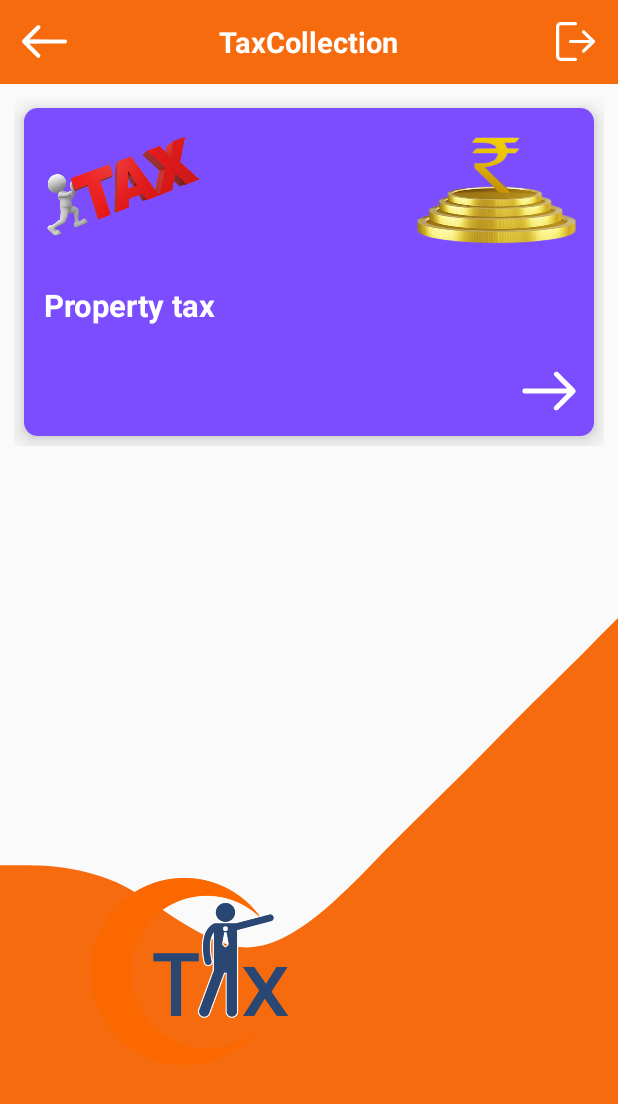
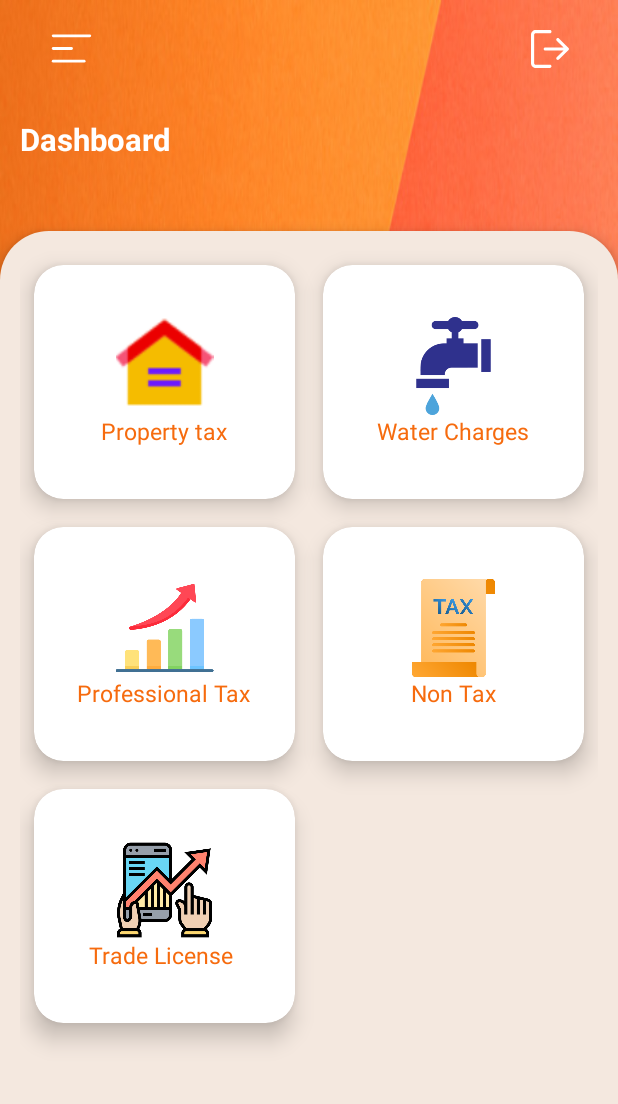
Before and after one commit to TNRDANDROID/TaxCollection, an Android app: the DashboardActivity screen opened directly, with no data from a screen before it, on a phone screen of 412 x 824 dp. Shown: the top 1104 px of the screen. Run offline under Robolectric (Android 15) with nearby library versions, the phone set to English and light mode, and no system bars; our stand-ins replace sdp/ssp sizes.

Commit message:
dash board  design changes

```diff
--- a/app/src/main/java/com/nic/taxcollection/Activity/DashboardActivity.java
+++ b/app/src/main/java/com/nic/taxcollection/Activity/DashboardActivity.java
@@ -12,7 +12,9 @@ import androidx.databinding.DataBindingUtil;
 import androidx.recyclerview.widget.DefaultItemAnimator;
 import androidx.recyclerview.widget.GridLayoutManager;
 import androidx.recyclerview.widget.LinearLayoutManager;
+import androidx.recyclerview.widget.PagerSnapHelper;
 import androidx.recyclerview.widget.RecyclerView;
+import androidx.recyclerview.widget.SnapHelper;
 
 import com.android.volley.VolleyError;
 import com.nic.taxcollection.Adapter.TaxCollectionAdapter;
@@ -47,6 +49,7 @@ public class DashboardActivity extends AppCompatActivity implements Api.ServerRe
     ArrayList<Tax> taxList;
     TaxCollectionAdapter taxCollectionAdapter;
     RecyclerView recyclerView;
+    SnapHelper snapHelper;
 
     @Override
     protected void onCreate(Bundle savedInstanceState) {
@@ -63,9 +66,11 @@ public class DashboardActivity extends AppCompatActivity implements Api.ServerRe
         }
 
         recyclerView=findViewById(R.id.recycler);
-//        RecyclerView.LayoutManager mLayoutManager = new GridLayoutManager(getApplicationContext(),1);
-//        recyclerView.setLayoutManager(mLayoutManager);
-        recyclerView.setLayoutManager(new LinearLayoutManager(this,LinearLayoutManager.HORIZONTAL, false));
+        RecyclerView.LayoutManager mLayoutManager = new GridLayoutManager(getApplicationContext(),2);
+        recyclerView.setLayoutManager(mLayoutManager);
+        //recyclerView.setLayoutManager(new LinearLayoutManager(this,LinearLayoutManager.HORIZONTAL, false));
+        //snapHelper = new PagerSnapHelper();
+        //snapHelper.attachToRecyclerView(recyclerView);
         recyclerView.setItemAnimator(new DefaultItemAnimator());
         recyclerView.setHasFixedSize(true);
         recyclerView.setNestedScrollingEnabled(false);
@@ -74,7 +79,7 @@ public class DashboardActivity extends AppCompatActivity implements Api.ServerRe
 //        getTaxCollection();
 
         JSONObject jsonObject = new JSONObject();
-        String json = "{\"STATUS\":\"OK\",\"RESPONSE\":\"OK\",\"JSON_DATA\":[{\"id\":1,\"tax\":\"Property tax\"},{\"id\":2,\"tax\":\"Water tax\"},{\"id\":3,\"tax\":\"Sales tax\"},{\"id\":4,\"tax\":\"Income tax\"},{\"id\":5,\"tax\":\"non tax\"}]}";
+        String json = "{\"STATUS\":\"OK\",\"RESPONSE\":\"OK\",\"JSON_DATA\":[{\"id\":1,\"tax\":\"Property tax\"},{\"id\":2,\"tax\":\"Water Charges\"},{\"id\":3,\"tax\":\"Professional Tax\"},{\"id\":4,\"tax\":\"Non Tax\"},{\"id\":5,\"tax\":\"Trade License \"}]}";
         try {  jsonObject = new JSONObject(json); } catch (Throwable t) {
             Log.e("My App", "Could not parse malformed JSON: \"" + json + "\""); }
 
@@ -183,8 +188,14 @@ public class DashboardActivity extends AppCompatActivity implements Api.ServerRe
             dbData.open();
             taxList.addAll(dbData.get_tax_type());
             Log.d("Size",""+taxList.size());
+            ArrayList<Integer> taxImageList = new ArrayList<>();
+            taxImageList.add(R.drawable.property_tax);
+            taxImageList.add(R.drawable.water_tax);
+            taxImageList.add(R.drawable.professional_tax);
+            taxImageList.add(R.drawable.non_tax);
+            taxImageList.add(R.drawable.trade_licence_tax);
 
-            taxCollectionAdapter = new TaxCollectionAdapter(DashboardActivity.this,taxList);
+            taxCollectionAdapter = new TaxCollectionAdapter(DashboardActivity.this,taxList,taxImageList);
             recyclerView.setAdapter(taxCollectionAdapter);
         }
     }
--- a/app/src/main/java/com/nic/taxcollection/Adapter/TaxCollectionAdapter.java
+++ b/app/src/main/java/com/nic/taxcollection/Adapter/TaxCollectionAdapter.java
@@ -2,9 +2,11 @@ package com.nic.taxcollection.Adapter;
 
 
 import android.app.Activity;
+import android.media.Image;
 import android.view.LayoutInflater;
 import android.view.View;
 import android.view.ViewGroup;
+import android.widget.ImageView;
 import android.widget.RelativeLayout;
 import android.widget.TextView;
 import androidx.recyclerview.widget.RecyclerView;
@@ -17,12 +19,14 @@ import java.util.ArrayList;
 public class TaxCollectionAdapter extends RecyclerView.Adapter<TaxCollectionAdapter.SummaryViewHolder>{
     private Activity activity;
     private ArrayList<Tax> taxArrayList;
+    private ArrayList<Integer> taxImageList;
     LayoutInflater mInflater;
 
 
-    public TaxCollectionAdapter( Activity activity, ArrayList<Tax> taxArrayList) {
+    public TaxCollectionAdapter( Activity activity, ArrayList<Tax> taxArrayList,ArrayList<Integer> taxImageList) {
         this.activity=activity;
         this.taxArrayList=taxArrayList;
+        this.taxImageList=taxImageList;
         mInflater = LayoutInflater.from(activity);
     }
     @Override
@@ -30,7 +34,7 @@ public class TaxCollectionAdapter extends RecyclerView.Adapter<TaxCollectionAdap
         LayoutInflater mInflater = LayoutInflater.from(viewGroup.getContext());
 
         ViewGroup mainGroup = (ViewGroup) mInflater.inflate(
-                R.layout.tax_item_view, viewGroup, false);
+                R.layout.new_tax_item_view, viewGroup, false);
         SummaryViewHolder mainHolder = new SummaryViewHolder(mainGroup) {
             @Override
             public String toString() {
@@ -43,13 +47,15 @@ public class TaxCollectionAdapter extends RecyclerView.Adapter<TaxCollectionAdap
     public void onBindViewHolder(final SummaryViewHolder holder,final int position) {
 
         try {
-            if(position%2==0){
+           /* if(position%2==0){
                 holder.tax_layout.setBackground(activity.getResources().getDrawable(R.drawable.cerclebackgroundpurple));
-            }else  {
+            }
+            else  {
                 holder.tax_layout.setBackground(activity.getResources().getDrawable(R.drawable.cerclebackgroundyello));
 
-            }
+            }*/
             holder.name.setText(taxArrayList.get(position).getTaxName());
+            holder.tax_img.setImageResource(taxImageList.get(position));
 
 
         } catch (Exception exp){
@@ -65,11 +71,13 @@ public class TaxCollectionAdapter extends RecyclerView.Adapter<TaxCollectionAdap
     }
     class SummaryViewHolder extends RecyclerView.ViewHolder {
         TextView name;
+        ImageView tax_img;
         RelativeLayout tax_layout;
 
         SummaryViewHolder(View view) {
             super(view);
             name=(TextView)view.findViewById(R.id.taxName);
+            tax_img=(ImageView)view.findViewById(R.id.tax_img);
             tax_layout=(RelativeLayout)view.findViewById(R.id.tax_layout);
 
         }
--- /dev/null
+++ b/app/src/main/res/drawable/dash_board_bg1.xml
@@ -0,0 +1,6 @@
+<?xml version="1.0" encoding="utf-8"?>
+<shape android:shape="rectangle" xmlns:android="http://schemas.android.com/apk/res/android">
+
+    <gradient android:startColor="@color/colorPrimary"
+        android:endColor="@color/colorPrimaryDark"/>
+</shape>
--- /dev/null
+++ b/app/src/main/res/drawable/ic_menu_icon.xml
@@ -0,0 +1,15 @@
+<vector xmlns:android="http://schemas.android.com/apk/res/android"
+    android:width="30dp"
+    android:height="30dp"
+    android:viewportWidth="32"
+    android:viewportHeight="32">
+  <path
+      android:fillColor="#FF000000"
+      android:pathData="M29,6H3A1,1 0,0 0,3 8H29a1,1 0,0 0,0 -2Z"/>
+  <path
+      android:fillColor="#FF000000"
+      android:pathData="M3,17H16a1,1 0,0 0,0 -2H3a1,1 0,0 0,0 2Z"/>
+  <path
+      android:fillColor="#FF000000"
+      android:pathData="M25,24H3a1,1 0,0 0,0 2H25a1,1 0,0 0,0 -2Z"/>
+</vector>
--- /dev/null
+++ b/app/src/main/res/drawable/top_curved_dashboard_backgrond_bg.xml
@@ -0,0 +1,8 @@
+<?xml version="1.0" encoding="utf-8"?>
+<shape android:shape="rectangle" xmlns:android="http://schemas.android.com/apk/res/android">
+
+    <corners android:topLeftRadius="@dimen/_25sdp"
+        android:topRightRadius="@dimen/_25sdp"/>
+    <solid android:color="#F4E8DF"/>
+
+</shape>
--- a/app/src/main/res/layout/dashboard.xml
+++ b/app/src/main/res/layout/dashboard.xml
@@ -1,13 +1,15 @@
 <?xml version="1.0" encoding="utf-8"?>
 <RelativeLayout
-    xmlns:android="http://schemas.android.com/apk/res/android"
-    xmlns:app="http://schemas.android.com/apk/res-auto"
-        android:id="@+id/activity_main"
+        xmlns:android="http://schemas.android.com/apk/res/android"
+        xmlns:app="http://schemas.android.com/apk/res-auto"
+    xmlns:tools="http://schemas.android.com/tools"
+    android:id="@+id/activity_main"
         android:layout_width="match_parent"
         android:layout_height="match_parent"
+        android:background="@drawable/dash_board_bg"
         >
 
-        <RelativeLayout
+      <!--  <RelativeLayout
             android:background="@android:color/transparent"
             android:id="@+id/img_rll"
             android:layout_width="match_parent"
@@ -152,7 +154,106 @@
 
 
             </RelativeLayout>
-        </LinearLayout>
+        </LinearLayout>-->
+
+    <RelativeLayout
+        android:layout_width="match_parent"
+        android:layout_height="match_parent"
+        >
+        <RelativeLayout
+            android:id="@+id/toll_bar"
+            android:layout_width="match_parent"
+            android:layout_height="@dimen/_50sdp">
+            <ImageView
+                android:layout_width="wrap_content"
+                android:layout_height="wrap_content"
+                android:id="@+id/menu_icon"
+                android:src="@drawable/ic_menu_icon"
+                android:layout_centerVertical="true"
+                android:tint="@color/white"
+                android:layout_marginStart="@dimen/_25sdp"
+                android:layout_marginLeft="@dimen/_20sdp" />
+            <ImageView
+                android:layout_width="wrap_content"
+                android:layout_height="wrap_content"
+                android:id="@+id/profile_icon"
+                android:layout_alignParentEnd="true"
+                android:src="@drawable/ic_logout"
+                android:layout_centerVertical="true"
+                android:tint="@color/white"
+                android:layout_marginEnd="@dimen/_25sdp"
+                android:layout_marginRight="@dimen/_20sdp"
+                android:layout_alignParentRight="true" />
+        </RelativeLayout>
+        <RelativeLayout
+            android:id="@+id/text_layout"
+            android:layout_margin="@dimen/_10sdp"
+            android:layout_width="match_parent"
+            android:layout_height="wrap_content"
+            android:layout_below="@id/toll_bar">
+
+            <TextView
+                android:layout_width="wrap_content"
+                android:layout_height="wrap_content"
+                android:id="@+id/name"
+                android:textColor="@color/white"
+                android:textSize="@dimen/_16sdp"
+                android:text="@string/dashboard"
+                android:textStyle="bold"/>
+            <TextView
+                android:layout_width="wrap_content"
+                android:layout_height="wrap_content"
+                android:layout_below="@+id/name"
+                android:id="@+id/designation"
+                android:textColor="@color/white"
+                android:textSize="@dimen/_14sdp"
+                />
+        </RelativeLayout>
+        <RelativeLayout
+            android:layout_width="match_parent"
+            android:layout_height="match_parent"
+            android:id="@+id/tax_types_layout"
+            android:layout_marginTop="@dimen/_7sdp"
+            android:layout_below="@+id/text_layout"
+            android:elevation="@dimen/_5sdp"
+            android:background="@drawable/top_curved_dashboard_backgrond_bg"
+            tools:ignore="UnusedAttribute">
+
+            //Recyler_view
+            <RelativeLayout
+                android:id="@+id/recy_layout"
+                android:layout_width="wrap_content"
+                android:layout_height="wrap_content"
+                android:layout_gravity="center"
+                android:layout_marginTop="@dimen/_10sdp"
+                android:layout_marginLeft="@dimen/_10sdp"
+                android:layout_marginRight="@dimen/_10sdp"
+                android:layout_marginBottom="@dimen/_10sdp"
+                android:gravity="center">
+                <androidx.recyclerview.widget.RecyclerView
+                    android:id="@+id/recycler"
+                    android:layout_width="match_parent"
+                    android:layout_height="match_parent"
+                    android:layout_marginEnd="0dp"
+                    android:layout_marginRight="0dp"
+                    android:layout_marginBottom="0dp"
+                    android:scrollbarSize="1dp"
+                    android:scrollbars="vertical"
+                    android:visibility="visible" />
+
+                <TextView
+                    android:layout_width="wrap_content"
+                    android:layout_height="wrap_content"
+                    android:padding="15dp"
+                    android:visibility="gone"
+                    android:text="@string/no_data_found"
+                    android:layout_centerInParent="true"
+                    android:id="@+id/no_data_found"/>
 
 
+            </RelativeLayout>
+        </RelativeLayout>
+
     </RelativeLayout>
+
+    </RelativeLayout>
--- /dev/null
+++ b/app/src/main/res/layout/new_tax_item_view.xml
@@ -0,0 +1,41 @@
+<?xml version="1.0" encoding="utf-8"?>
+<androidx.cardview.widget.CardView xmlns:android="http://schemas.android.com/apk/res/android"
+    android:layout_width="match_parent"
+    android:layout_height="@dimen/_120sdp"
+    xmlns:app="http://schemas.android.com/apk/res-auto"
+    android:layout_marginLeft="@dimen/_7sdp"
+    android:layout_marginTop="@dimen/_7sdp"
+    android:layout_marginBottom="@dimen/_7sdp"
+    android:layout_marginRight="@dimen/_7sdp"
+    app:cardCornerRadius="@dimen/_15sdp"
+    app:cardElevation="@dimen/_7sdp">
+
+    <RelativeLayout
+        android:id="@+id/tax_layout"
+        android:layout_width="match_parent"
+        android:layout_height="@dimen/_100sdp"
+        android:layout_margin="@dimen/_10sdp">
+
+        <RelativeLayout
+            android:layout_width="wrap_content"
+            android:layout_height="wrap_content"
+            android:layout_centerInParent="true">
+        <ImageView
+            android:layout_width="@dimen/_100sdp"
+            android:layout_height="@dimen/_50sdp"
+            android:id="@+id/tax_img"
+            android:src="@drawable/property_tax"
+            android:layout_centerHorizontal="true"/>
+
+        <TextView
+            android:layout_width="wrap_content"
+            android:layout_height="wrap_content"
+            android:id="@+id/taxName"
+            android:textColor="@color/colorPrimary"
+            android:textSize="@dimen/_12sdp"
+            android:layout_centerHorizontal="true"
+            android:layout_below="@+id/tax_img"/>
+        </RelativeLayout>
+    </RelativeLayout>
+
+</androidx.cardview.widget.CardView>
--- a/app/src/main/res/values/strings.xml
+++ b/app/src/main/res/values/strings.xml
@@ -11,4 +11,5 @@
     <string name="user_name">user name</string>
     <string name="don_t_have_an_account">Don\'t have an account ? </string>
     <string name="password">Password</string>
+    <string name="dashboard">Dashboard</string>
 </resources>
```
Also changed, not shown: app/src/main/res/drawable/dash_board_bg.jpg (added), app/src/main/res/drawable/non_tax.png (added), app/src/main/res/drawable/professional_tax.png (added), app/src/main/res/drawable/property_tax.png (added), app/src/main/res/drawable/trade_licence_tax.png (added), app/src/main/res/drawable/water_tax.png (added).
